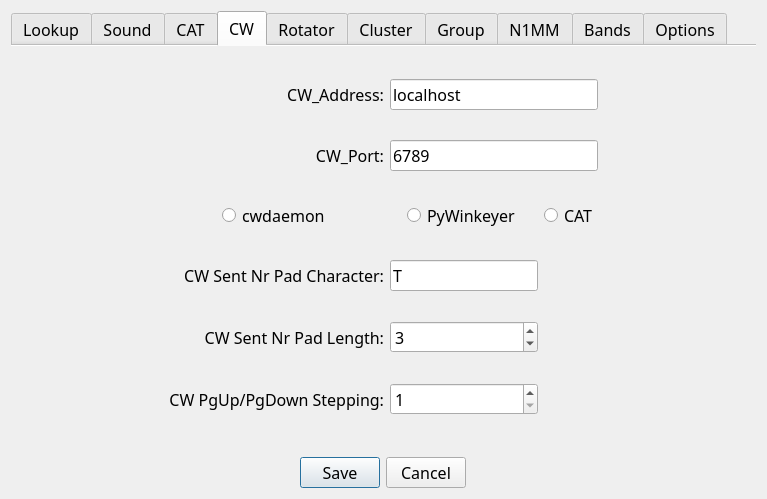
First picture: the form in not1mm/data/configuration.ui, repository mbridak/not1mm, before the edit.
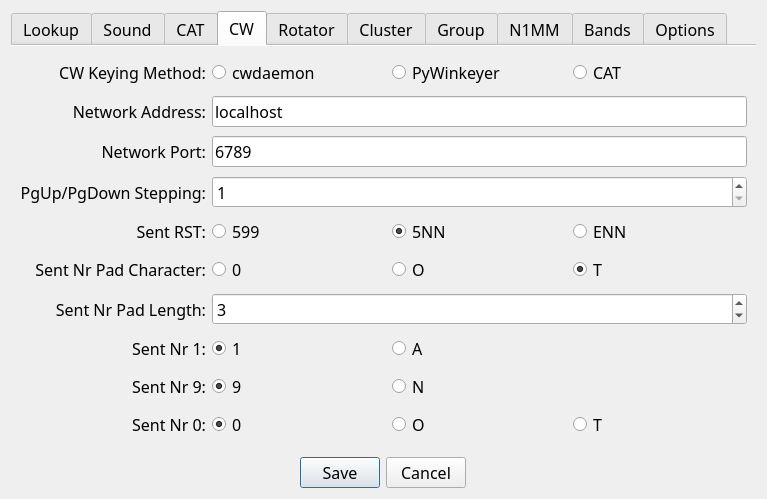
Second picture: the form after the edit.

```diff
--- a/not1mm/data/configuration.ui
+++ b/not1mm/data/configuration.ui
@@ -22,10 +22,7 @@
    <string notr="true"/>
   </property>
   <layout class="QGridLayout" name="gridLayout">
-   <item row="2" column="1">
-    <layout class="QHBoxLayout" name="horizontalLayout_2"/>
-   </item>
-   <item row="1" column="2">
+   <item row="1" column="1">
     <widget class="QTabWidget" name="tabWidget">
      <property name="enabled">
       <bool>true</bool>
@@ -101,7 +98,7 @@
           <string>Use HamQTH</string>
          </property>
          <attribute name="buttonGroup">
-          <string notr="true">buttonGroup_2</string>
+          <string notr="true">lookup_method_group</string>
          </attribute>
         </widget>
        </item>
@@ -131,7 +128,7 @@
           <string>Use QRZ</string>
          </property>
          <attribute name="buttonGroup">
-          <string notr="true">buttonGroup_2</string>
+          <string notr="true">lookup_method_group</string>
          </attribute>
         </widget>
        </item>
@@ -154,7 +151,7 @@
           <string>None</string>
          </property>
          <attribute name="buttonGroup">
-          <string notr="true">buttonGroup_2</string>
+          <string notr="true">lookup_method_group</string>
          </attribute>
         </widget>
        </item>
@@ -207,7 +204,7 @@
           <string>Use HamDB</string>
          </property>
          <attribute name="buttonGroup">
-          <string notr="true">buttonGroup_2</string>
+          <string notr="true">lookup_method_group</string>
          </attribute>
         </widget>
        </item>
@@ -513,7 +510,7 @@
             <string>rigctld</string>
            </property>
            <attribute name="buttonGroup">
-            <string notr="true">buttonGroup</string>
+            <string notr="true">cat_method_group</string>
            </attribute>
           </widget>
          </item>
@@ -539,7 +536,7 @@
             <string>flrig</string>
            </property>
            <attribute name="buttonGroup">
-            <string notr="true">buttonGroup</string>
+            <string notr="true">cat_method_group</string>
            </attribute>
           </widget>
          </item>
@@ -562,7 +559,7 @@
             <string>None</string>
            </property>
            <attribute name="buttonGroup">
-            <string notr="true">buttonGroup</string>
+            <string notr="true">cat_method_group</string>
            </attribute>
           </widget>
          </item>
@@ -636,8 +633,8 @@
        <string>CW</string>
       </attribute>
       <layout class="QGridLayout" name="gridLayout_6">
-       <item row="2" column="3" alignment="Qt::AlignmentFlag::AlignHCenter">
-        <widget class="QRadioButton" name="usecwviacat_radioButton">
+       <item row="2" column="1" colspan="3">
+        <widget class="QLineEdit" name="cwport_field">
          <property name="font">
           <font>
            <family>JetBrains Mono</family>
@@ -646,103 +643,99 @@
           </font>
          </property>
          <property name="accessibleName">
-          <string>CAT</string>
+          <string>c w port number</string>
          </property>
          <property name="accessibleDescription">
-          <string>use cat for c w</string>
-         </property>
-         <property name="text">
-          <string>CAT</string>
-         </property>
-        </widget>
-       </item>
-       <item row="3" column="2">
-        <widget class="QLineEdit" name="cwpaddingchar_field">
-         <property name="font">
-          <font>
-           <family>JetBrains Mono</family>
-           <pointsize>12</pointsize>
-           <strikeout>false</strikeout>
-          </font>
-         </property>
-         <property name="accessibleName">
-          <string>c w padding character</string>
-         </property>
-         <property name="accessibleDescription">
-          <string>padding character when sending c w exchange number.</string>
+          <string>port number of c w keyer.</string>
          </property>
          <property name="inputMethodHints">
           <set>Qt::InputMethodHint::ImhDigitsOnly</set>
          </property>
          <property name="text">
-          <string>T</string>
+          <string>6789</string>
          </property>
         </widget>
        </item>
-       <item row="2" column="4">
-        <spacer name="horizontalSpacer_6">
-         <property name="orientation">
-          <enum>Qt::Orientation::Horizontal</enum>
+       <item row="4" column="2">
+        <widget class="QRadioButton" name="cwsentrst_5nn">
+         <property name="toolTip">
+          <string>&lt;html&gt;&lt;head/&gt;&lt;body&gt;&lt;p&gt;Send 599 as 5NN&lt;/p&gt;&lt;/body&gt;&lt;/html&gt;</string>
          </property>
-         <property name="sizeHint" stdset="0">
-          <size>
-           <width>40</width>
-           <height>20</height>
-          </size>
+         <property name="accessibleName">
+          <string>5 n n</string>
          </property>
-        </spacer>
+         <property name="accessibleDescription">
+          <string>send 5 9 9 as 5 n n</string>
+         </property>
+         <property name="text">
+          <string>5NN</string>
+         </property>
+         <property name="checked">
+          <bool>true</bool>
+         </property>
+         <attribute name="buttonGroup">
+          <string notr="true">cwsentrst_group</string>
+         </attribute>
+        </widget>
        </item>
-       <item row="2" column="1" alignment="Qt::AlignmentFlag::AlignHCenter">
-        <widget class="QRadioButton" name="usecwdaemon_radioButton">
-         <property name="font">
-          <font>
-           <family>JetBrains Mono</family>
-           <pointsize>12</pointsize>
-           <strikeout>false</strikeout>
-          </font>
+       <item row="12" column="2">
+        <widget class="QRadioButton" name="cwserial_0_as_o">
+         <property name="toolTip">
+          <string>&lt;html&gt;&lt;head/&gt;&lt;body&gt;&lt;p&gt;Send 0 as O (oscar) in serial numbers&lt;/p&gt;&lt;/body&gt;&lt;/html&gt;</string>
          </property>
          <property name="accessibleName">
-          <string>cwdaemon</string>
+          <string>o</string>
          </property>
          <property name="accessibleDescription">
-          <string>use c w daemon</string>
+          <string>send 0 in serials as o</string>
          </property>
          <property name="text">
-          <string>cwdaemon</string>
+          <string>O</string>
          </property>
+         <attribute name="buttonGroup">
+          <string notr="true">cwserial_0_group</string>
+         </attribute>
         </widget>
        </item>
-       <item row="3" column="1">
-        <widget class="QLabel" name="label_31">
-         <property name="font">
-          <font>
-           <family>JetBrains Mono</family>
-           <pointsize>12</pointsize>
-           <strikeout>false</strikeout>
-          </font>
+       <item row="10" column="2">
+        <widget class="QRadioButton" name="cwserial_1_as_a">
+         <property name="toolTip">
+          <string>&lt;html&gt;&lt;head/&gt;&lt;body&gt;&lt;p&gt;Send 1 as A in serial numbers&lt;/p&gt;&lt;/body&gt;&lt;/html&gt;</string>
          </property>
-         <property name="text">
-          <string>CW Sent Nr Pad Character:</string>
+         <property name="accessibleName">
+          <string>a</string>
          </property>
-         <property name="alignment">
-          <set>Qt::AlignmentFlag::AlignRight|Qt::AlignmentFlag::AlignTrailing|Qt::AlignmentFlag::AlignVCenter</set>
+         <property name="accessibleDescription">
+          <string>send 1 in serials as a</string>
          </property>
+         <property name="text">
+          <string>A</string>
+         </property>
+         <attribute name="buttonGroup">
+          <string notr="true">cwserial_1_group</string>
+         </attribute>
         </widget>
        </item>
-       <item row="2" column="0">
-        <spacer name="horizontalSpacer_5">
-         <property name="orientation">
-          <enum>Qt::Orientation::Horizontal</enum>
+       <item row="5" column="1">
+        <widget class="QRadioButton" name="cwpaddingchar_0">
+         <property name="toolTip">
+          <string>&lt;html&gt;&lt;head/&gt;&lt;body&gt;&lt;p&gt;Pad serial number with 0 (zeros)&lt;/p&gt;&lt;/body&gt;&lt;/html&gt;</string>
          </property>
-         <property name="sizeHint" stdset="0">
-          <size>
-           <width>40</width>
-           <height>20</height>
-          </size>
+         <property name="accessibleName">
+          <string>0</string>
          </property>
-        </spacer>
+         <property name="accessibleDescription">
+          <string>pad serial numbers with zero</string>
+         </property>
+         <property name="text">
+          <string>0</string>
+         </property>
+         <attribute name="buttonGroup">
+          <string notr="true">cwpaddingchar_group</string>
+         </attribute>
+        </widget>
        </item>
-       <item row="2" column="2" alignment="Qt::AlignmentFlag::AlignHCenter">
+       <item row="0" column="2">
         <widget class="QRadioButton" name="usepywinkeyer_radioButton">
          <property name="font">
           <font>
@@ -760,9 +753,353 @@
          <property name="text">
           <string>PyWinkeyer</string>
          </property>
+         <attribute name="buttonGroup">
+          <string notr="true">cwkeying_group</string>
+         </attribute>
         </widget>
        </item>
-       <item row="4" column="2">
+       <item row="5" column="0">
+        <widget class="QLabel" name="cwpaddingchar_label">
+         <property name="font">
+          <font>
+           <family>JetBrains Mono</family>
+           <pointsize>12</pointsize>
+           <strikeout>false</strikeout>
+          </font>
+         </property>
+         <property name="text">
+          <string>Sent Nr Pad Character:</string>
+         </property>
+         <property name="alignment">
+          <set>Qt::AlignmentFlag::AlignRight|Qt::AlignmentFlag::AlignTrailing|Qt::AlignmentFlag::AlignVCenter</set>
+         </property>
+        </widget>
+       </item>
+       <item row="1" column="0">
+        <widget class="QLabel" name="cwaddress_label">
+         <property name="font">
+          <font>
+           <family>JetBrains Mono</family>
+           <pointsize>12</pointsize>
+           <strikeout>false</strikeout>
+          </font>
+         </property>
+         <property name="text">
+          <string>Network Address:</string>
+         </property>
+         <property name="alignment">
+          <set>Qt::AlignmentFlag::AlignRight|Qt::AlignmentFlag::AlignTrailing|Qt::AlignmentFlag::AlignVCenter</set>
+         </property>
+        </widget>
+       </item>
+       <item row="0" column="1">
+        <widget class="QRadioButton" name="usecwdaemon_radioButton">
+         <property name="font">
+          <font>
+           <family>JetBrains Mono</family>
+           <pointsize>12</pointsize>
+           <strikeout>false</strikeout>
+          </font>
+         </property>
+         <property name="accessibleName">
+          <string>cwdaemon</string>
+         </property>
+         <property name="accessibleDescription">
+          <string>use c w daemon</string>
+         </property>
+         <property name="text">
+          <string>cwdaemon</string>
+         </property>
+         <attribute name="buttonGroup">
+          <string notr="true">cwkeying_group</string>
+         </attribute>
+        </widget>
+       </item>
+       <item row="0" column="3">
+        <widget class="QRadioButton" name="usecwviacat_radioButton">
+         <property name="font">
+          <font>
+           <family>JetBrains Mono</family>
+           <pointsize>12</pointsize>
+           <strikeout>false</strikeout>
+          </font>
+         </property>
+         <property name="accessibleName">
+          <string>CAT</string>
+         </property>
+         <property name="accessibleDescription">
+          <string>use cat for c w</string>
+         </property>
+         <property name="text">
+          <string>CAT</string>
+         </property>
+         <attribute name="buttonGroup">
+          <string notr="true">cwkeying_group</string>
+         </attribute>
+        </widget>
+       </item>
+       <item row="5" column="3">
+        <widget class="QRadioButton" name="cwpaddingchar_t">
+         <property name="toolTip">
+          <string>&lt;html&gt;&lt;head/&gt;&lt;body&gt;&lt;p&gt;Pad serial number with T&lt;/p&gt;&lt;/body&gt;&lt;/html&gt;</string>
+         </property>
+         <property name="accessibleName">
+          <string>t</string>
+         </property>
+         <property name="accessibleDescription">
+          <string>pad serial numbers with letter t</string>
+         </property>
+         <property name="text">
+          <string>T</string>
+         </property>
+         <property name="checked">
+          <bool>true</bool>
+         </property>
+         <attribute name="buttonGroup">
+          <string notr="true">cwpaddingchar_group</string>
+         </attribute>
+        </widget>
+       </item>
+       <item row="10" column="0">
+        <widget class="QLabel" name="cwserial_1_label">
+         <property name="text">
+          <string>Sent Nr 1:</string>
+         </property>
+         <property name="alignment">
+          <set>Qt::AlignmentFlag::AlignRight|Qt::AlignmentFlag::AlignTrailing|Qt::AlignmentFlag::AlignVCenter</set>
+         </property>
+        </widget>
+       </item>
+       <item row="2" column="0">
+        <widget class="QLabel" name="cwport_label">
+         <property name="font">
+          <font>
+           <family>JetBrains Mono</family>
+           <pointsize>12</pointsize>
+           <strikeout>false</strikeout>
+          </font>
+         </property>
+         <property name="text">
+          <string>Network Port:</string>
+         </property>
+         <property name="alignment">
+          <set>Qt::AlignmentFlag::AlignRight|Qt::AlignmentFlag::AlignTrailing|Qt::AlignmentFlag::AlignVCenter</set>
+         </property>
+        </widget>
+       </item>
+       <item row="12" column="1">
+        <widget class="QRadioButton" name="cwserial_0_as_0">
+         <property name="toolTip">
+          <string>&lt;html&gt;&lt;head/&gt;&lt;body&gt;&lt;p&gt;Send 0 as 0 (zero) in serial numbers&lt;/p&gt;&lt;/body&gt;&lt;/html&gt;</string>
+         </property>
+         <property name="accessibleName">
+          <string>0</string>
+         </property>
+         <property name="accessibleDescription">
+          <string>send 0 in serials as-is</string>
+         </property>
+         <property name="text">
+          <string>0</string>
+         </property>
+         <property name="checked">
+          <bool>true</bool>
+         </property>
+         <attribute name="buttonGroup">
+          <string notr="true">cwserial_0_group</string>
+         </attribute>
+        </widget>
+       </item>
+       <item row="3" column="0">
+        <widget class="QLabel" name="cwstepping_label">
+         <property name="text">
+          <string>PgUp/PgDown Stepping:</string>
+         </property>
+         <property name="alignment">
+          <set>Qt::AlignmentFlag::AlignRight|Qt::AlignmentFlag::AlignTrailing|Qt::AlignmentFlag::AlignVCenter</set>
+         </property>
+        </widget>
+       </item>
+       <item row="10" column="1">
+        <widget class="QRadioButton" name="cwserial_1_as_1">
+         <property name="toolTip">
+          <string>&lt;html&gt;&lt;head/&gt;&lt;body&gt;&lt;p&gt;Send 1 as 1 in serial numbers&lt;/p&gt;&lt;/body&gt;&lt;/html&gt;</string>
+         </property>
+         <property name="accessibleName">
+          <string>1</string>
+         </property>
+         <property name="accessibleDescription">
+          <string>send 1 in serials as-is</string>
+         </property>
+         <property name="text">
+          <string>1</string>
+         </property>
+         <property name="checked">
+          <bool>true</bool>
+         </property>
+         <attribute name="buttonGroup">
+          <string notr="true">cwserial_1_group</string>
+         </attribute>
+        </widget>
+       </item>
+       <item row="12" column="0">
+        <widget class="QLabel" name="cwserial_0_label">
+         <property name="text">
+          <string>Sent Nr 0:</string>
+         </property>
+         <property name="alignment">
+          <set>Qt::AlignmentFlag::AlignRight|Qt::AlignmentFlag::AlignTrailing|Qt::AlignmentFlag::AlignVCenter</set>
+         </property>
+        </widget>
+       </item>
+       <item row="0" column="0">
+        <widget class="QLabel" name="cwkeying_label">
+         <property name="text">
+          <string>CW Keying Method:</string>
+         </property>
+         <property name="alignment">
+          <set>Qt::AlignmentFlag::AlignRight|Qt::AlignmentFlag::AlignTrailing|Qt::AlignmentFlag::AlignVCenter</set>
+         </property>
+        </widget>
+       </item>
+       <item row="12" column="3">
+        <widget class="QRadioButton" name="cwserial_0_as_t">
+         <property name="toolTip">
+          <string>&lt;html&gt;&lt;head/&gt;&lt;body&gt;&lt;p&gt;Send 0 as T in serial numbers&lt;/p&gt;&lt;/body&gt;&lt;/html&gt;</string>
+         </property>
+         <property name="accessibleName">
+          <string>t</string>
+         </property>
+         <property name="accessibleDescription">
+          <string>send 0 in serials as t</string>
+         </property>
+         <property name="text">
+          <string>T</string>
+         </property>
+         <attribute name="buttonGroup">
+          <string notr="true">cwserial_0_group</string>
+         </attribute>
+        </widget>
+       </item>
+       <item row="11" column="2">
+        <widget class="QRadioButton" name="cwserial_9_as_n">
+         <property name="toolTip">
+          <string>&lt;html&gt;&lt;head/&gt;&lt;body&gt;&lt;p&gt;Send 9 as N in serial numbers&lt;/p&gt;&lt;/body&gt;&lt;/html&gt;</string>
+         </property>
+         <property name="accessibleName">
+          <string>n</string>
+         </property>
+         <property name="accessibleDescription">
+          <string>send 9 in serials as n</string>
+         </property>
+         <property name="text">
+          <string>N</string>
+         </property>
+         <attribute name="buttonGroup">
+          <string notr="true">cwserial_9_group</string>
+         </attribute>
+        </widget>
+       </item>
+       <item row="11" column="1">
+        <widget class="QRadioButton" name="cwserial_9_as_9">
+         <property name="toolTip">
+          <string>&lt;html&gt;&lt;head/&gt;&lt;body&gt;&lt;p&gt;Send 9 as 9 in serial numbers&lt;/p&gt;&lt;/body&gt;&lt;/html&gt;</string>
+         </property>
+         <property name="accessibleName">
+          <string>9</string>
+         </property>
+         <property name="accessibleDescription">
+          <string>send 9 in serials as-is</string>
+         </property>
+         <property name="text">
+          <string>9</string>
+         </property>
+         <property name="checked">
+          <bool>true</bool>
+         </property>
+         <attribute name="buttonGroup">
+          <string notr="true">cwserial_9_group</string>
+         </attribute>
+        </widget>
+       </item>
+       <item row="11" column="0">
+        <widget class="QLabel" name="cwserial_9_label">
+         <property name="text">
+          <string>Sent Nr 9:</string>
+         </property>
+         <property name="alignment">
+          <set>Qt::AlignmentFlag::AlignRight|Qt::AlignmentFlag::AlignTrailing|Qt::AlignmentFlag::AlignVCenter</set>
+         </property>
+        </widget>
+       </item>
+       <item row="1" column="1" colspan="3">
+        <widget class="QLineEdit" name="cwip_field">
+         <property name="font">
+          <font>
+           <family>JetBrains Mono</family>
+           <pointsize>12</pointsize>
+           <strikeout>false</strikeout>
+          </font>
+         </property>
+         <property name="accessibleName">
+          <string>c w address</string>
+         </property>
+         <property name="accessibleDescription">
+          <string>i p address or hostname of c w keyer.</string>
+         </property>
+         <property name="text">
+          <string>localhost</string>
+         </property>
+        </widget>
+       </item>
+       <item row="4" column="3">
+        <widget class="QRadioButton" name="cwsentrst_enn">
+         <property name="toolTip">
+          <string>&lt;html&gt;&lt;head/&gt;&lt;body&gt;&lt;p&gt;Send 599 as ENN&lt;/p&gt;&lt;/body&gt;&lt;/html&gt;</string>
+         </property>
+         <property name="accessibleName">
+          <string>e n n</string>
+         </property>
+         <property name="accessibleDescription">
+          <string>send 5 9 9 as e n n</string>
+         </property>
+         <property name="text">
+          <string>ENN</string>
+         </property>
+         <attribute name="buttonGroup">
+          <string notr="true">cwsentrst_group</string>
+         </attribute>
+        </widget>
+       </item>
+       <item row="4" column="0">
+        <widget class="QLabel" name="cwsentrst_label">
+         <property name="text">
+          <string>Sent RST:</string>
+         </property>
+         <property name="alignment">
+          <set>Qt::AlignmentFlag::AlignRight|Qt::AlignmentFlag::AlignTrailing|Qt::AlignmentFlag::AlignVCenter</set>
+         </property>
+        </widget>
+       </item>
+       <item row="4" column="1">
+        <widget class="QRadioButton" name="cwsentrst_599">
+         <property name="toolTip">
+          <string>&lt;html&gt;&lt;head/&gt;&lt;body&gt;&lt;p&gt;Send 599 as 599&lt;/p&gt;&lt;/body&gt;&lt;/html&gt;</string>
+         </property>
+         <property name="accessibleName">
+          <string>5 9 9</string>
+         </property>
+         <property name="accessibleDescription">
+          <string>send 5 9 9 as-is</string>
+         </property>
+         <property name="text">
+          <string>599</string>
+         </property>
+         <attribute name="buttonGroup">
+          <string notr="true">cwsentrst_group</string>
+         </attribute>
+        </widget>
+       </item>
+       <item row="7" column="1" colspan="3">
         <widget class="QSpinBox" name="cwpaddinglength_field">
          <property name="font">
           <font>
@@ -794,8 +1131,8 @@
          </property>
         </widget>
        </item>
-       <item row="1" column="1">
-        <widget class="QLabel" name="label_11">
+       <item row="7" column="0">
+        <widget class="QLabel" name="cwpaddinglength_label">
          <property name="font">
           <font>
            <family>JetBrains Mono</family>
@@ -804,94 +1141,7 @@
           </font>
          </property>
          <property name="text">
-          <string>CW_Port:</string>
-         </property>
-         <property name="alignment">
-          <set>Qt::AlignmentFlag::AlignRight|Qt::AlignmentFlag::AlignTrailing|Qt::AlignmentFlag::AlignVCenter</set>
-         </property>
-        </widget>
-       </item>
-       <item row="0" column="2" colspan="2">
-        <widget class="QLineEdit" name="cwip_field">
-         <property name="font">
-          <font>
-           <family>JetBrains Mono</family>
-           <pointsize>12</pointsize>
-           <strikeout>false</strikeout>
-          </font>
-         </property>
-         <property name="accessibleName">
-          <string>c w address</string>
-         </property>
-         <property name="accessibleDescription">
-          <string>i p address or hostname of c w keyer.</string>
-         </property>
-         <property name="text">
-          <string>localhost</string>
-         </property>
-        </widget>
-       </item>
-       <item row="4" column="1">
-        <widget class="QLabel" name="label_32">
-         <property name="font">
-          <font>
-           <family>JetBrains Mono</family>
-           <pointsize>12</pointsize>
-           <strikeout>false</strikeout>
-          </font>
-         </property>
-         <property name="text">
-          <string>CW Sent Nr Pad Length:</string>
-         </property>
-         <property name="alignment">
-          <set>Qt::AlignmentFlag::AlignRight|Qt::AlignmentFlag::AlignTrailing|Qt::AlignmentFlag::AlignVCenter</set>
-         </property>
-        </widget>
-       </item>
-       <item row="1" column="2" colspan="2">
-        <widget class="QLineEdit" name="cwport_field">
-         <property name="font">
-          <font>
-           <family>JetBrains Mono</family>
-           <pointsize>12</pointsize>
-           <strikeout>false</strikeout>
-          </font>
-         </property>
-         <property name="accessibleName">
-          <string>c w port number</string>
-         </property>
-         <property name="accessibleDescription">
-          <string>port number of c w keyer.</string>
-         </property>
-         <property name="inputMethodHints">
-          <set>Qt::InputMethodHint::ImhDigitsOnly</set>
-         </property>
-         <property name="text">
-          <string>6789</string>
-         </property>
-        </widget>
-       </item>
-       <item row="0" column="1">
-        <widget class="QLabel" name="label_10">
-         <property name="font">
-          <font>
-           <family>JetBrains Mono</family>
-           <pointsize>12</pointsize>
-           <strikeout>false</strikeout>
-          </font>
-         </property>
-         <property name="text">
-          <string>CW_Address:</string>
-         </property>
-         <property name="alignment">
-          <set>Qt::AlignmentFlag::AlignRight|Qt::AlignmentFlag::AlignTrailing|Qt::AlignmentFlag::AlignVCenter</set>
-         </property>
-        </widget>
-       </item>
-       <item row="5" column="1">
-        <widget class="QLabel" name="label_36">
-         <property name="text">
-          <string>CW PgUp/PgDown Stepping:</string>
+          <string>Sent Nr Pad Length:</string>
          </property>
          <property name="alignment">
           <set>Qt::AlignmentFlag::AlignRight|Qt::AlignmentFlag::AlignTrailing|Qt::AlignmentFlag::AlignVCenter</set>
@@ -899,6 +1149,25 @@
         </widget>
        </item>
        <item row="5" column="2">
+        <widget class="QRadioButton" name="cwpaddingchar_o">
+         <property name="toolTip">
+          <string>&lt;html&gt;&lt;head/&gt;&lt;body&gt;&lt;p&gt;Pad serial number with O (oscar)&lt;/p&gt;&lt;/body&gt;&lt;/html&gt;</string>
+         </property>
+         <property name="accessibleName">
+          <string>o</string>
+         </property>
+         <property name="accessibleDescription">
+          <string>pad serial numbers with letter o</string>
+         </property>
+         <property name="text">
+          <string>O</string>
+         </property>
+         <attribute name="buttonGroup">
+          <string notr="true">cwpaddingchar_group</string>
+         </attribute>
+        </widget>
+       </item>
+       <item row="3" column="1" colspan="3">
         <widget class="QSpinBox" name="cwstepping_field">
          <property name="accessibleName">
           <string>c w page up/down stepping</string>
@@ -2495,7 +2764,7 @@
      </widget>
     </widget>
    </item>
-   <item row="2" column="2" alignment="Qt::AlignmentFlag::AlignHCenter">
+   <item row="2" column="1" alignment="Qt::AlignmentFlag::AlignHCenter">
     <widget class="QDialogButtonBox" name="buttonBox">
      <property name="sizePolicy">
       <sizepolicy hsizetype="Maximum" vsizetype="Fixed">
```
Left out of the diff: 13 changed lines with no effect on the pictures.
